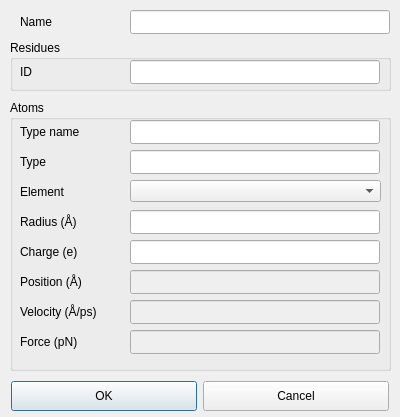
This is source/VIEW/DIALOGS/compositeProperties.ui in BALL-Project/ball as Qt 5 draws it before an edit. The edited form follows.
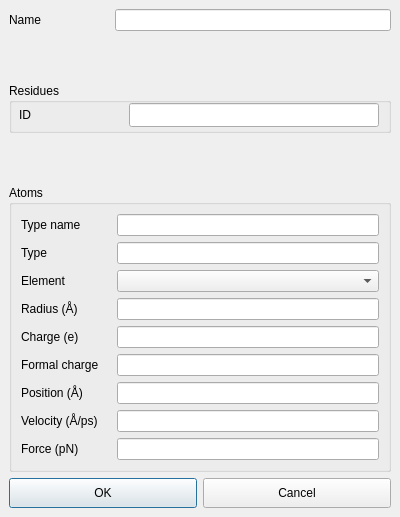
This is the edited form.

The edit to the form file:
```diff
--- a/source/VIEW/DIALOGS/compositeProperties.ui
+++ b/source/VIEW/DIALOGS/compositeProperties.ui
@@ -9,7 +9,7 @@
     <x>0</x>
     <y>0</y>
     <width>400</width>
-    <height>417</height>
+    <height>517</height>
    </rect>
   </property>
   <property name="sizePolicy" >
@@ -23,81 +23,35 @@
   <property name="minimumSize" >
    <size>
     <width>400</width>
-    <height>417</height>
+    <height>517</height>
    </size>
   </property>
   <property name="maximumSize" >
    <size>
     <width>400</width>
-    <height>417</height>
+    <height>517</height>
    </size>
   </property>
   <property name="windowTitle" >
    <string>Properties</string>
   </property>
-  <widget class="QLabel" name="textLabel1" >
-   <property name="geometry" >
-    <rect>
-     <x>20</x>
-     <y>10</y>
-     <width>100</width>
-     <height>24</height>
-    </rect>
+  <layout class="QGridLayout" >
+   <property name="margin" >
+    <number>9</number>
    </property>
-   <property name="sizePolicy" >
-    <sizepolicy>
-     <hsizetype>0</hsizetype>
-     <vsizetype>5</vsizetype>
-     <horstretch>0</horstretch>
-     <verstretch>0</verstretch>
-    </sizepolicy>
+   <property name="spacing" >
+    <number>6</number>
    </property>
-   <property name="minimumSize" >
-    <size>
-     <width>100</width>
-     <height>0</height>
-    </size>
-   </property>
-   <property name="maximumSize" >
-    <size>
-     <width>100</width>
-     <height>32767</height>
-    </size>
-   </property>
-   <property name="text" >
-    <string>Name</string>
-   </property>
-   <property name="alignment" >
-    <set>Qt::AlignLeading|Qt::AlignLeft|Qt::AlignVCenter</set>
-   </property>
-  </widget>
-  <widget class="QLineEdit" name="name_edit" >
-   <property name="geometry" >
-    <rect>
-     <x>130</x>
-     <y>10</y>
-     <width>260</width>
-     <height>24</height>
-    </rect>
-   </property>
-   <property name="sizePolicy" >
-    <sizepolicy>
-     <hsizetype>7</hsizetype>
-     <vsizetype>5</vsizetype>
-     <horstretch>0</horstretch>
-     <verstretch>0</verstretch>
-    </sizepolicy>
-   </property>
-  </widget>
+   <item row="5" column="0" colspan="2" >
+    <layout class="QHBoxLayout" >
+     <property name="margin" >
+      <number>0</number>
+     </property>
+     <property name="spacing" >
+      <number>6</number>
+     </property>
+     <item>
   <widget class="QPushButton" name="ok_button" >
-   <property name="geometry" >
-    <rect>
-     <x>11</x>
-     <y>381</y>
-     <width>186</width>
-     <height>30</height>
-    </rect>
-   </property>
    <property name="minimumSize" >
     <size>
      <width>186</width>
@@ -117,15 +71,9 @@
     <bool>true</bool>
    </property>
   </widget>
+     </item>
+     <item>
   <widget class="QPushButton" name="cancel_button" >
-   <property name="geometry" >
-    <rect>
-     <x>203</x>
-     <y>381</y>
-     <width>186</width>
-     <height>30</height>
-    </rect>
-   </property>
    <property name="minimumSize" >
     <size>
      <width>186</width>
@@ -142,119 +90,23 @@
     <string>Cancel</string>
    </property>
   </widget>
+     </item>
+    </layout>
+   </item>
+   <item row="4" column="0" colspan="2" >
   <widget class="QGroupBox" name="atoms_box" >
-   <property name="geometry" >
-    <rect>
-     <x>10</x>
-     <y>100</y>
-     <width>381</width>
-     <height>271</height>
-    </rect>
-   </property>
    <property name="title" >
     <string>Atoms</string>
    </property>
-   <widget class="QLabel" name="TextLabel2" >
-    <property name="geometry" >
-     <rect>
-      <x>10</x>
-      <y>20</y>
-      <width>100</width>
-      <height>24</height>
-     </rect>
-    </property>
-    <property name="sizePolicy" >
-     <sizepolicy>
-      <hsizetype>0</hsizetype>
-      <vsizetype>5</vsizetype>
-      <horstretch>0</horstretch>
-      <verstretch>0</verstretch>
-     </sizepolicy>
-    </property>
-    <property name="minimumSize" >
-     <size>
-      <width>90</width>
-      <height>0</height>
-     </size>
-    </property>
-    <property name="maximumSize" >
-     <size>
-      <width>100</width>
-      <height>32767</height>
-     </size>
-    </property>
-    <property name="text" >
-     <string>Type name</string>
-    </property>
-    <property name="alignment" >
-     <set>Qt::AlignLeading|Qt::AlignLeft|Qt::AlignVCenter</set>
-    </property>
-   </widget>
-   <widget class="QLabel" name="TextLabel2_2" >
-    <property name="geometry" >
-     <rect>
-      <x>10</x>
-      <y>50</y>
-      <width>100</width>
-      <height>24</height>
-     </rect>
-    </property>
-    <property name="sizePolicy" >
-     <sizepolicy>
-      <hsizetype>0</hsizetype>
-      <vsizetype>5</vsizetype>
-      <horstretch>0</horstretch>
-      <verstretch>0</verstretch>
-     </sizepolicy>
-    </property>
-    <property name="minimumSize" >
-     <size>
-      <width>90</width>
-      <height>0</height>
-     </size>
-    </property>
-    <property name="maximumSize" >
-     <size>
-      <width>100</width>
-      <height>32767</height>
-     </size>
-    </property>
-    <property name="text" >
-     <string>Type</string>
-    </property>
-    <property name="alignment" >
-     <set>Qt::AlignLeading|Qt::AlignLeft|Qt::AlignVCenter</set>
-    </property>
-   </widget>
-   <widget class="QLineEdit" name="charge_edit" >
-    <property name="geometry" >
-     <rect>
-      <x>120</x>
-      <y>140</y>
-      <width>250</width>
-      <height>24</height>
-     </rect>
-    </property>
-   </widget>
-   <widget class="QComboBox" name="element_box" >
-    <property name="geometry" >
-     <rect>
-      <x>120</x>
-      <y>80</y>
-      <width>251</width>
-      <height>22</height>
-     </rect>
-    </property>
-   </widget>
+     <layout class="QGridLayout" >
+      <property name="margin" >
+       <number>9</number>
+      </property>
+      <property name="spacing" >
+       <number>6</number>
+      </property>
+      <item row="6" column="0" >
    <widget class="QLabel" name="TextLabel7" >
-    <property name="geometry" >
-     <rect>
-      <x>10</x>
-      <y>170</y>
-      <width>100</width>
-      <height>24</height>
-     </rect>
-    </property>
     <property name="sizePolicy" >
      <sizepolicy>
       <hsizetype>0</hsizetype>
@@ -282,15 +134,12 @@
      <set>Qt::AlignLeading|Qt::AlignLeft|Qt::AlignVCenter</set>
     </property>
    </widget>
-   <widget class="QLabel" name="TextLabel3" >
-    <property name="geometry" >
-     <rect>
-      <x>10</x>
-      <y>80</y>
-      <width>100</width>
-      <height>24</height>
-     </rect>
-    </property>
+      </item>
+      <item row="5" column="1" >
+       <widget class="QLineEdit" name="formal_charge_edit" />
+      </item>
+      <item row="5" column="0" >
+       <widget class="QLabel" name="TextLabel4_2" >
     <property name="sizePolicy" >
      <sizepolicy>
       <hsizetype>0</hsizetype>
@@ -312,31 +161,18 @@
      </size>
     </property>
     <property name="text" >
-     <string>Element</string>
+         <string>Formal charge</string>
     </property>
     <property name="alignment" >
      <set>Qt::AlignLeading|Qt::AlignLeft|Qt::AlignVCenter</set>
     </property>
    </widget>
-   <widget class="QLineEdit" name="type_edit" >
-    <property name="geometry" >
-     <rect>
-      <x>120</x>
-      <y>50</y>
-      <width>250</width>
-      <height>24</height>
-     </rect>
-    </property>
-   </widget>
+      </item>
+      <item row="4" column="1" >
+       <widget class="QLineEdit" name="charge_edit" />
+      </item>
+      <item row="4" column="0" >
    <widget class="QLabel" name="TextLabel4" >
-    <property name="geometry" >
-     <rect>
-      <x>10</x>
-      <y>140</y>
-      <width>100</width>
-      <height>24</height>
-     </rect>
-    </property>
     <property name="sizePolicy" >
      <sizepolicy>
       <hsizetype>0</hsizetype>
@@ -364,142 +200,12 @@
      <set>Qt::AlignLeading|Qt::AlignLeft|Qt::AlignVCenter</set>
     </property>
    </widget>
-   <widget class="QLabel" name="TextLabel8" >
-    <property name="geometry" >
-     <rect>
-      <x>10</x>
-      <y>110</y>
-      <width>100</width>
-      <height>24</height>
-     </rect>
-    </property>
-    <property name="sizePolicy" >
-     <sizepolicy>
-      <hsizetype>0</hsizetype>
-      <vsizetype>5</vsizetype>
-      <horstretch>0</horstretch>
-      <verstretch>0</verstretch>
-     </sizepolicy>
-    </property>
-    <property name="minimumSize" >
-     <size>
-      <width>90</width>
-      <height>0</height>
-     </size>
-    </property>
-    <property name="maximumSize" >
-     <size>
-      <width>100</width>
-      <height>32767</height>
-     </size>
-    </property>
-    <property name="text" >
-     <string>Radius (Å)</string>
-    </property>
-    <property name="alignment" >
-     <set>Qt::AlignLeading|Qt::AlignLeft|Qt::AlignVCenter</set>
-    </property>
-   </widget>
-   <widget class="QLineEdit" name="position_edit" >
-    <property name="enabled" >
-     <bool>false</bool>
-    </property>
-    <property name="geometry" >
-     <rect>
-      <x>120</x>
-      <y>170</y>
-      <width>250</width>
-      <height>24</height>
-     </rect>
-    </property>
-    <property name="text" >
-     <string/>
-    </property>
-    <property name="readOnly" >
-     <bool>true</bool>
-    </property>
-   </widget>
-   <widget class="QLineEdit" name="radius_edit" >
-    <property name="geometry" >
-     <rect>
-      <x>120</x>
-      <y>110</y>
-      <width>250</width>
-      <height>24</height>
-     </rect>
-    </property>
-   </widget>
-   <widget class="QLineEdit" name="type_name_edit" >
-    <property name="geometry" >
-     <rect>
-      <x>120</x>
-      <y>20</y>
-      <width>250</width>
-      <height>24</height>
-     </rect>
-    </property>
-   </widget>
-   <widget class="QLabel" name="TextLabel5" >
-    <property name="geometry" >
-     <rect>
-      <x>10</x>
-      <y>200</y>
-      <width>100</width>
-      <height>24</height>
-     </rect>
-    </property>
-    <property name="sizePolicy" >
-     <sizepolicy>
-      <hsizetype>0</hsizetype>
-      <vsizetype>5</vsizetype>
-      <horstretch>0</horstretch>
-      <verstretch>0</verstretch>
-     </sizepolicy>
-    </property>
-    <property name="minimumSize" >
-     <size>
-      <width>90</width>
-      <height>0</height>
-     </size>
-    </property>
-    <property name="maximumSize" >
-     <size>
-      <width>100</width>
-      <height>32767</height>
-     </size>
-    </property>
-    <property name="text" >
-     <string>Velocity (Å/ps)</string>
-    </property>
-    <property name="alignment" >
-     <set>Qt::AlignLeading|Qt::AlignLeft|Qt::AlignVCenter</set>
-    </property>
-   </widget>
-   <widget class="QLineEdit" name="force_edit" >
-    <property name="enabled" >
-     <bool>false</bool>
-    </property>
-    <property name="geometry" >
-     <rect>
-      <x>120</x>
-      <y>230</y>
-      <width>250</width>
-      <height>24</height>
-     </rect>
-    </property>
-    <property name="readOnly" >
-     <bool>true</bool>
-    </property>
-   </widget>
+      </item>
+      <item row="8" column="1" >
+       <widget class="QLineEdit" name="force_edit" />
+      </item>
+      <item row="8" column="0" >
    <widget class="QLabel" name="TextLabel6" >
-    <property name="geometry" >
-     <rect>
-      <x>10</x>
-      <y>230</y>
-      <width>100</width>
-      <height>24</height>
-     </rect>
-    </property>
     <property name="sizePolicy" >
      <sizepolicy>
       <hsizetype>0</hsizetype>
@@ -527,53 +233,206 @@
      <set>Qt::AlignLeading|Qt::AlignLeft|Qt::AlignVCenter</set>
     </property>
    </widget>
-   <widget class="QLineEdit" name="velocity_edit" >
-    <property name="enabled" >
-     <bool>false</bool>
-    </property>
-    <property name="geometry" >
-     <rect>
-      <x>120</x>
-      <y>200</y>
-      <width>250</width>
-      <height>24</height>
-     </rect>
-    </property>
-    <property name="readOnly" >
-     <bool>true</bool>
-    </property>
-   </widget>
-  </widget>
+      </item>
+      <item row="7" column="0" >
+       <widget class="QLabel" name="TextLabel5" >
+        <property name="sizePolicy" >
+         <sizepolicy>
+          <hsizetype>0</hsizetype>
+          <vsizetype>5</vsizetype>
+          <horstretch>0</horstretch>
+          <verstretch>0</verstretch>
+         </sizepolicy>
+        </property>
+        <property name="minimumSize" >
+         <size>
+          <width>90</width>
+          <height>0</height>
+         </size>
+        </property>
+        <property name="maximumSize" >
+         <size>
+          <width>100</width>
+          <height>32767</height>
+         </size>
+        </property>
+        <property name="text" >
+         <string>Velocity (Å/ps)</string>
+        </property>
+        <property name="alignment" >
+         <set>Qt::AlignLeading|Qt::AlignLeft|Qt::AlignVCenter</set>
+        </property>
+       </widget>
+      </item>
+      <item row="6" column="1" >
+       <widget class="QLineEdit" name="position_edit" >
+        <property name="text" >
+         <string/>
+        </property>
+       </widget>
+      </item>
+      <item row="7" column="1" >
+       <widget class="QLineEdit" name="velocity_edit" />
+      </item>
+      <item row="0" column="1" >
+       <widget class="QLineEdit" name="type_name_edit" />
+      </item>
+      <item row="3" column="1" >
+       <widget class="QLineEdit" name="radius_edit" />
+      </item>
+      <item row="3" column="0" >
+       <widget class="QLabel" name="TextLabel8" >
+        <property name="sizePolicy" >
+         <sizepolicy>
+          <hsizetype>0</hsizetype>
+          <vsizetype>5</vsizetype>
+          <horstretch>0</horstretch>
+          <verstretch>0</verstretch>
+         </sizepolicy>
+        </property>
+        <property name="minimumSize" >
+         <size>
+          <width>90</width>
+          <height>0</height>
+         </size>
+        </property>
+        <property name="maximumSize" >
+         <size>
+          <width>100</width>
+          <height>32767</height>
+         </size>
+        </property>
+        <property name="text" >
+         <string>Radius (Å)</string>
+        </property>
+        <property name="alignment" >
+         <set>Qt::AlignLeading|Qt::AlignLeft|Qt::AlignVCenter</set>
+        </property>
+       </widget>
+      </item>
+      <item row="1" column="1" >
+       <widget class="QLineEdit" name="type_edit" />
+      </item>
+      <item row="2" column="0" >
+       <widget class="QLabel" name="TextLabel3" >
+        <property name="sizePolicy" >
+         <sizepolicy>
+          <hsizetype>0</hsizetype>
+          <vsizetype>5</vsizetype>
+          <horstretch>0</horstretch>
+          <verstretch>0</verstretch>
+         </sizepolicy>
+        </property>
+        <property name="minimumSize" >
+         <size>
+          <width>90</width>
+          <height>0</height>
+         </size>
+        </property>
+        <property name="maximumSize" >
+         <size>
+          <width>100</width>
+          <height>32767</height>
+         </size>
+        </property>
+        <property name="text" >
+         <string>Element</string>
+        </property>
+        <property name="alignment" >
+         <set>Qt::AlignLeading|Qt::AlignLeft|Qt::AlignVCenter</set>
+        </property>
+       </widget>
+      </item>
+      <item row="2" column="1" >
+       <widget class="QComboBox" name="element_box" />
+      </item>
+      <item row="1" column="0" >
+       <widget class="QLabel" name="TextLabel2_2" >
+        <property name="sizePolicy" >
+         <sizepolicy>
+          <hsizetype>0</hsizetype>
+          <vsizetype>5</vsizetype>
+          <horstretch>0</horstretch>
+          <verstretch>0</verstretch>
+         </sizepolicy>
+        </property>
+        <property name="minimumSize" >
+         <size>
+          <width>90</width>
+          <height>0</height>
+         </size>
+        </property>
+        <property name="maximumSize" >
+         <size>
+          <width>100</width>
+          <height>32767</height>
+         </size>
+        </property>
+        <property name="text" >
+         <string>Type</string>
+        </property>
+        <property name="alignment" >
+         <set>Qt::AlignLeading|Qt::AlignLeft|Qt::AlignVCenter</set>
+        </property>
+       </widget>
+      </item>
+      <item row="0" column="0" >
+       <widget class="QLabel" name="TextLabel2" >
+        <property name="sizePolicy" >
+         <sizepolicy>
+          <hsizetype>0</hsizetype>
+          <vsizetype>5</vsizetype>
+          <horstretch>0</horstretch>
+          <verstretch>0</verstretch>
+         </sizepolicy>
+        </property>
+        <property name="minimumSize" >
+         <size>
+          <width>90</width>
+          <height>0</height>
+         </size>
+        </property>
+        <property name="maximumSize" >
+         <size>
+          <width>100</width>
+          <height>32767</height>
+         </size>
+        </property>
+        <property name="text" >
+         <string>Type name</string>
+        </property>
+        <property name="alignment" >
+         <set>Qt::AlignLeading|Qt::AlignLeft|Qt::AlignVCenter</set>
+        </property>
+       </widget>
+      </item>
+     </layout>
+    </widget>
+   </item>
+   <item row="3" column="0" >
+    <spacer>
+     <property name="orientation" >
+      <enum>Qt::Vertical</enum>
+     </property>
+     <property name="sizeHint" >
+      <size>
+       <width>20</width>
+       <height>10</height>
+      </size>
+     </property>
+    </spacer>
+   </item>
+   <item row="2" column="0" colspan="2" >
   <widget class="QGroupBox" name="residues_box" >
-   <property name="geometry" >
-    <rect>
-     <x>10</x>
-     <y>40</y>
-     <width>381</width>
-     <height>51</height>
-    </rect>
+     <property name="minimumSize" >
+      <size>
+       <width>16</width>
+       <height>50</height>
+      </size>
    </property>
    <property name="title" >
     <string>Residues</string>
    </property>
-   <widget class="QLineEdit" name="id_edit" >
-    <property name="geometry" >
-     <rect>
-      <x>120</x>
-      <y>20</y>
-      <width>250</width>
-      <height>24</height>
-     </rect>
-    </property>
-    <property name="sizePolicy" >
-     <sizepolicy>
-      <hsizetype>7</hsizetype>
-      <vsizetype>5</vsizetype>
-      <horstretch>0</horstretch>
-      <verstretch>0</verstretch>
-     </sizepolicy>
-    </property>
-   </widget>
    <widget class="QLabel" name="textLabel1_2" >
     <property name="geometry" >
      <rect>
@@ -610,7 +469,98 @@
      <set>Qt::AlignLeading|Qt::AlignLeft|Qt::AlignVCenter</set>
     </property>
    </widget>
-  </widget>
+     <widget class="QLineEdit" name="id_edit" >
+      <property name="geometry" >
+       <rect>
+        <x>120</x>
+        <y>20</y>
+        <width>250</width>
+        <height>24</height>
+       </rect>
+      </property>
+      <property name="sizePolicy" >
+       <sizepolicy>
+        <hsizetype>7</hsizetype>
+        <vsizetype>5</vsizetype>
+        <horstretch>0</horstretch>
+        <verstretch>0</verstretch>
+       </sizepolicy>
+      </property>
+      <property name="minimumSize" >
+       <size>
+        <width>0</width>
+        <height>20</height>
+       </size>
+      </property>
+     </widget>
+    </widget>
+   </item>
+   <item row="1" column="1" >
+    <spacer>
+     <property name="orientation" >
+      <enum>Qt::Vertical</enum>
+     </property>
+     <property name="sizeHint" >
+      <size>
+       <width>20</width>
+       <height>10</height>
+      </size>
+     </property>
+    </spacer>
+   </item>
+   <item row="0" column="0" colspan="2" >
+    <layout class="QHBoxLayout" >
+     <property name="margin" >
+      <number>0</number>
+     </property>
+     <property name="spacing" >
+      <number>6</number>
+     </property>
+     <item>
+      <widget class="QLabel" name="textLabel1" >
+       <property name="sizePolicy" >
+        <sizepolicy>
+         <hsizetype>0</hsizetype>
+         <vsizetype>1</vsizetype>
+         <horstretch>0</horstretch>
+         <verstretch>0</verstretch>
+        </sizepolicy>
+       </property>
+       <property name="minimumSize" >
+        <size>
+         <width>100</width>
+         <height>0</height>
+        </size>
+       </property>
+       <property name="maximumSize" >
+        <size>
+         <width>100</width>
+         <height>32767</height>
+        </size>
+       </property>
+       <property name="text" >
+        <string>Name</string>
+       </property>
+       <property name="alignment" >
+        <set>Qt::AlignLeading|Qt::AlignLeft|Qt::AlignVCenter</set>
+       </property>
+      </widget>
+     </item>
+     <item>
+      <widget class="QLineEdit" name="name_edit" >
+       <property name="sizePolicy" >
+        <sizepolicy>
+         <hsizetype>7</hsizetype>
+         <vsizetype>1</vsizetype>
+         <horstretch>0</horstretch>
+         <verstretch>0</verstretch>
+        </sizepolicy>
+       </property>
+      </widget>
+     </item>
+    </layout>
+   </item>
+  </layout>
  </widget>
  <layoutdefault spacing="6" margin="11" />
  <pixmapfunction>qPixmapFromMimeSource</pixmapfunction>
```
Lines whose indentation alone changed are shown as unchanged.
